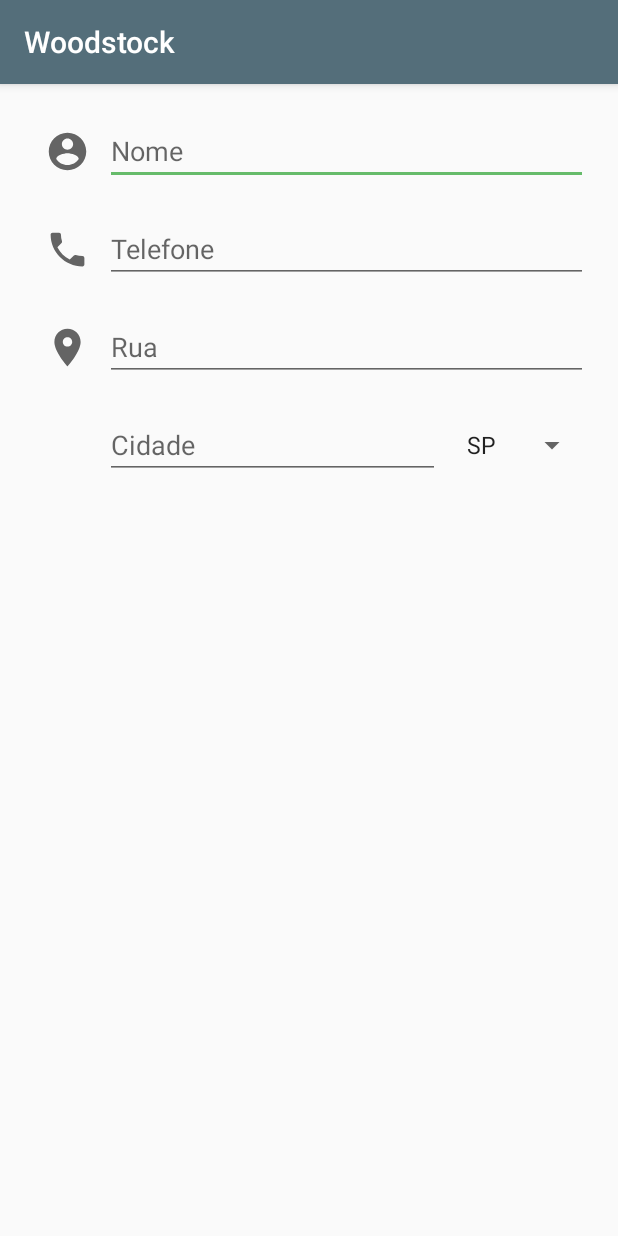
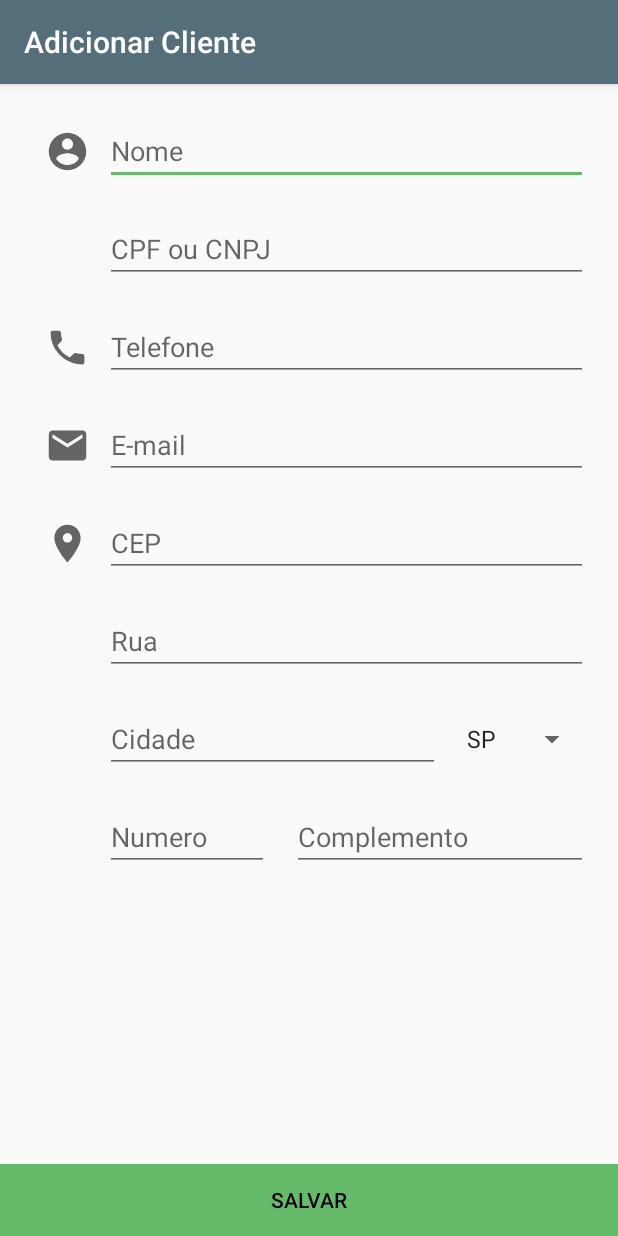
Before and after one commit to hugo-andreassa/woodstock-android, an Android app: the NewClientActivity screen opened directly, with no data from a screen before it, on a phone screen of 412 x 824 dp. Run offline under Robolectric (Android 15) with nearby library versions, the phone set to English and light mode, and no system bars.

Commit message:
New Cliente Layout

```diff
--- /dev/null
+++ b/app/src/main/java/com/hyperdrive/woodstock/utils/SnackbarUtil.java
@@ -0,0 +1,34 @@
+package com.hyperdrive.woodstock.utils;
+
+import android.app.Activity;
+
+import com.google.android.material.snackbar.Snackbar;
+import com.hyperdrive.woodstock.R;
+
+public class SnackbarUtil {
+
+    public Activity activity;
+
+    public SnackbarUtil(Activity activity) {
+        this.activity = activity;
+    }
+
+    public void showError(String msg) {
+        Snackbar snackbar = Snackbar.make(
+                activity.findViewById(android.R.id.content),
+                msg.toUpperCase(),
+                Snackbar.LENGTH_LONG);
+        snackbar.getView().setBackgroundColor(activity.getResources().getColor(R.color.errorMessageColor));
+        snackbar.show();
+    }
+
+    public void showSuccess(String msg) {
+        Snackbar snackbar = Snackbar.make(
+                activity.findViewById(android.R.id.content),
+                msg.toUpperCase(),
+                Snackbar.LENGTH_LONG);
+        snackbar.getView().setBackgroundColor(activity.getResources().getColor(R.color.successMessageColor));
+        snackbar.show();
+    }
+
+}
--- /dev/null
+++ b/app/src/main/res/drawable/ic_email.xml
@@ -0,0 +1,10 @@
+<vector xmlns:android="http://schemas.android.com/apk/res/android"
+    android:width="24dp"
+    android:height="24dp"
+    android:viewportWidth="24"
+    android:viewportHeight="24"
+    android:tint="?attr/colorControlNormal">
+  <path
+      android:fillColor="@android:color/white"
+      android:pathData="M20,4L4,4c-1.1,0 -1.99,0.9 -1.99,2L2,18c0,1.1 0.9,2 2,2h16c1.1,0 2,-0.9 2,-2L22,6c0,-1.1 -0.9,-2 -2,-2zM20,8l-8,5 -8,-5L4,6l8,5 8,-5v2z"/>
+</vector>
--- a/app/src/main/res/layout/activity_client.xml
+++ b/app/src/main/res/layout/activity_client.xml
@@ -6,7 +6,7 @@
     android:id="@+id/client_fragment"
     android:layout_width="match_parent"
     android:layout_height="match_parent"
-    android:padding="5dp"
+    android:padding="10dp"
     tools:context=".ui.client.ClientActivity">
 
     <!-- TODO: create search view -->
--- a/app/src/main/res/layout/activity_login.xml
+++ b/app/src/main/res/layout/activity_login.xml
@@ -28,17 +28,10 @@
         android:layout_height="150dp"
         android:layout_marginBottom="20dp"/>
 
-    <TextView
-        android:text="Username"
-        android:textSize="18sp"
-        android:textColor="#fff"
-        android:layout_width="match_parent"
-        android:layout_height="wrap_content"
-        android:layout_marginRight="50dp"
-        android:layout_marginLeft="50dp"/>
-
     <EditText
         android:id="@+id/edit_username"
+        android:hint="Username"
+        android:textColorHint="#fff"
         android:inputType="textEmailAddress"
         android:layout_width="match_parent"
         android:layout_height="wrap_content"
@@ -47,17 +40,10 @@
         android:layout_marginBottom="20dp"
         app:backgroundTint="#fff"/>
 
-    <TextView
-        android:text="Password"
-        android:textSize="18sp"
-        android:textColor="#fff"
-        android:layout_width="match_parent"
-        android:layout_height="wrap_content"
-        android:layout_marginRight="50dp"
-        android:layout_marginLeft="50dp"/>
-
     <EditText
         android:id="@+id/edit_password"
+        android:hint="Password"
+        android:textColorHint="#fff"
         android:inputType="textPassword"
         android:layout_width="match_parent"
         android:layout_height="wrap_content"
--- a/app/src/main/res/layout/activity_new_client.xml
+++ b/app/src/main/res/layout/activity_new_client.xml
@@ -1,44 +1,53 @@
 <?xml version="1.0" encoding="utf-8"?>
-<LinearLayout
+<RelativeLayout
     xmlns:android="http://schemas.android.com/apk/res/android"
     xmlns:tools="http://schemas.android.com/tools"
-    android:orientation="vertical"
     android:layout_width="match_parent"
     android:layout_height="match_parent"
-    android:padding="20dp"
     tools:context=".ui.client.NewClientActivity">
 
-    <LinearLayout
+    <ScrollView
         android:layout_width="match_parent"
         android:layout_height="wrap_content"
-        android:layout_marginBottom="15dp"
-        android:gravity="center_vertical">
+        android:paddingBottom="40dp"
+        android:fillViewport="true">
+        <LinearLayout
+            android:orientation="vertical"
+            android:padding="20dp"
+            android:layout_width="match_parent"
+            android:layout_height="wrap_content">
 
+            <LinearLayout
+                style="@style/CustomLinearLayout.Form">
                 <ImageView
                     android:src="@drawable/ic_client"
-            android:layout_width="30dp"
-            android:layout_height="30dp"
-            android:layout_margin="10dp"
+                    style="@style/CustomImageView.Form"
                     />
-
                 <EditText
-            android:hint="Nome"
+                    android:hint="@string/hint_nome"
                     android:layout_width="match_parent"
                     android:layout_height="wrap_content"
                     android:inputType="textCapWords"/>
             </LinearLayout>
 
             <LinearLayout
+                style="@style/CustomLinearLayout.Form">
+                <ImageView
+                    style="@style/CustomImageView.Form"
+                    />
+
+                <EditText
+                    android:hint="CPF ou CNPJ"
                     android:layout_width="match_parent"
                     android:layout_height="wrap_content"
-        android:layout_marginBottom="15dp"
-        android:gravity="center_vertical">
+                    android:inputType="number"/>
+            </LinearLayout>
 
+            <LinearLayout
+                style="@style/CustomLinearLayout.Form">
                 <ImageView
                     android:src="@drawable/ic_phone"
-            android:layout_width="30dp"
-            android:layout_height="30dp"
-            android:layout_margin="10dp"
+                    style="@style/CustomImageView.Form"
                     />
 
                 <EditText
@@ -49,35 +58,50 @@
             </LinearLayout>
 
             <LinearLayout
+                style="@style/CustomLinearLayout.Form">
+                <ImageView
+                    android:src="@drawable/ic_email"
+                    style="@style/CustomImageView.Form"
+                    />
+
+                <EditText
+                    android:hint="E-mail"
                     android:layout_width="match_parent"
                     android:layout_height="wrap_content"
-        android:layout_marginBottom="15dp"
-        android:gravity="center_vertical">
+                    android:inputType="phone"/>
+            </LinearLayout>
 
+            <LinearLayout
+                style="@style/CustomLinearLayout.Form">
                 <ImageView
                     android:src="@drawable/ic_location"
-            android:layout_width="30dp"
-            android:layout_height="30dp"
-            android:layout_margin="10dp"
+                    style="@style/CustomImageView.Form"
+                    />
+
+                <EditText
+                    android:hint="CEP"
+                    android:layout_width="match_parent"
+                    android:layout_height="wrap_content"
+                    android:inputType="number"/>
+            </LinearLayout>
+
+            <LinearLayout
+                style="@style/CustomLinearLayout.Form">
+                <ImageView
+                    style="@style/CustomImageView.Form"
                     />
 
                 <EditText
                     android:hint="Rua"
                     android:layout_width="match_parent"
                     android:layout_height="wrap_content"
-            android:inputType="textCapWords"/>
+                    android:inputType="textPostalAddress"/>
             </LinearLayout>
 
             <LinearLayout
-        android:layout_width="match_parent"
-        android:layout_height="wrap_content"
-        android:layout_marginBottom="15dp"
-        android:gravity="center_vertical">
-
+                style="@style/CustomLinearLayout.Form">
                 <ImageView
-            android:layout_width="30dp"
-            android:layout_height="30dp"
-            android:layout_margin="10dp"
+                    style="@style/CustomImageView.Form"
                     />
 
                 <EditText
@@ -86,7 +110,7 @@
                     android:layout_height="wrap_content"
                     android:layout_weight="1"
                     android:layout_marginRight="10dp"
-            android:inputType="textCapWords"/>
+                    android:inputType="textPostalAddress"/>
 
                 <Spinner
                     android:id="@+id/states_spinner"
@@ -94,4 +118,33 @@
                     android:layout_height="wrap_content"
                     android:spinnerMode="dropdown"/>
             </LinearLayout>
+
+            <LinearLayout
+                style="@style/CustomLinearLayout.Form">
+                <ImageView
+                    style="@style/CustomImageView.Form"
+                    />
+
+                <EditText
+                    android:hint="Numero"
+                    android:layout_width="wrap_content"
+                    android:layout_height="wrap_content"
+                    android:layout_weight="1"
+                    android:layout_marginRight="15dp"
+                    android:inputType="textPostalAddress"/>
+
+                <EditText
+                    android:hint="Complemento"
+                    android:layout_width="wrap_content"
+                    android:layout_height="wrap_content"
+                    android:layout_weight="2"
+                    android:inputType="textPostalAddress"/>
             </LinearLayout>
+        </LinearLayout>
+    </ScrollView>
+
+    <Button
+        android:text="Salvar"
+        style="@style/CustomButton"
+        android:layout_alignParentBottom="true"/>
+</RelativeLayout>
--- a/app/src/main/res/values/colors.xml
+++ b/app/src/main/res/values/colors.xml
@@ -4,4 +4,7 @@
     <color name="colorPrimaryDark">#29434e</color>
     <color name="colorAccent">#66bb6a</color>
     <color name="backgroundColor">#546e7a</color>
+
+    <color name="errorMessageColor">#d64161</color>
+    <color name="successMessageColor">#86af49</color>
 </resources>
--- a/app/src/main/res/values/strings.xml
+++ b/app/src/main/res/values/strings.xml
@@ -13,7 +13,11 @@
     <string name="menu_home">Home</string>
     <string name="menu_client">Clientes</string>
 
-    // DropDown Client
+    // New Cliente Form
+    <string name="hint_nome">Nome</string>
+
+
+    // DropDown Client Form
     <string-array name="state_array">
         <item>SP</item>
         <item>PR</item>
--- a/app/src/main/res/values/styles.xml
+++ b/app/src/main/res/values/styles.xml
@@ -7,13 +7,12 @@
         <item name="colorAccent">@color/colorAccent</item>
     </style>
 
+    <!-- Não sei para que serve, não mexer. -->
     <style name="AppTheme.NoActionBar">
         <item name="windowActionBar">false</item>
         <item name="windowNoTitle">true</item>
     </style>
-
     <style name="AppTheme.AppBarOverlay" parent="ThemeOverlay.AppCompat.Dark.ActionBar" />
-
     <style name="AppTheme.PopupOverlay" parent="ThemeOverlay.AppCompat.Light" />
 
     <!-- Button themes. -->
@@ -37,4 +36,26 @@
         <item name="android:layout_marginBottom">30dp</item>
     </style>
 
+    <!-- Linear Layout themes. -->
+    <style name="CustomLinearLayout">
+    </style>
+
+    <style name="CustomLinearLayout.Form">
+        <item name="android:layout_width">match_parent</item>
+        <item name="android:layout_height">wrap_content</item>
+        <item name="android:layout_marginBottom">15dp</item>
+        <item name="android:gravity">center_vertical</item>
+        <item name="android:orientation">horizontal</item>
+    </style>
+
+    <!-- Edit Text themes. -->
+    <style name="CustomImageView">
+    </style>
+
+    <style name="CustomImageView.Form">
+        <item name="android:layout_width">30dp</item>
+        <item name="android:layout_height">30dp</item>
+        <item name="android:layout_margin">10dp</item>
+    </style>
+
 </resources>
--- a/build.gradle
+++ b/build.gradle
@@ -5,7 +5,7 @@ buildscript {
         jcenter()
     }
     dependencies {
-        classpath "com.android.tools.build:gradle:4.0.1"
+        classpath 'com.android.tools.build:gradle:4.0.2'
 
         // NOTE: Do not place your application dependencies here; they belong
         // in the individual module build.gradle files
```
Also changed, not shown: app/src/main/AndroidManifest.xml (+5 -2 lines). Lines whose indentation alone changed are shown as unchanged.
